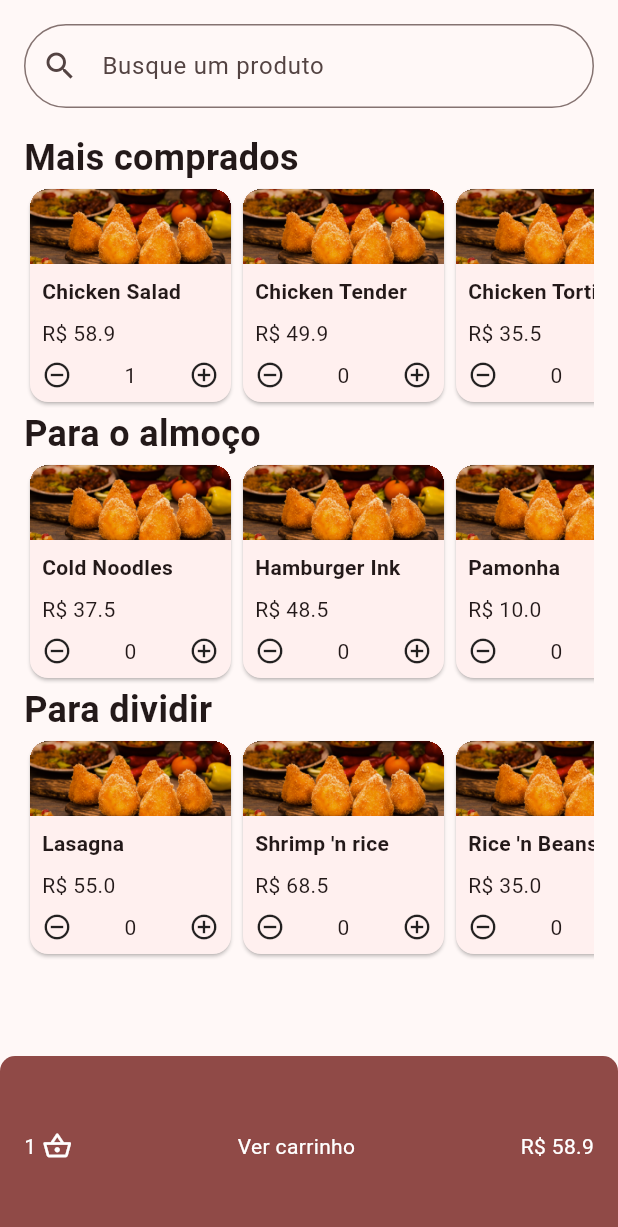
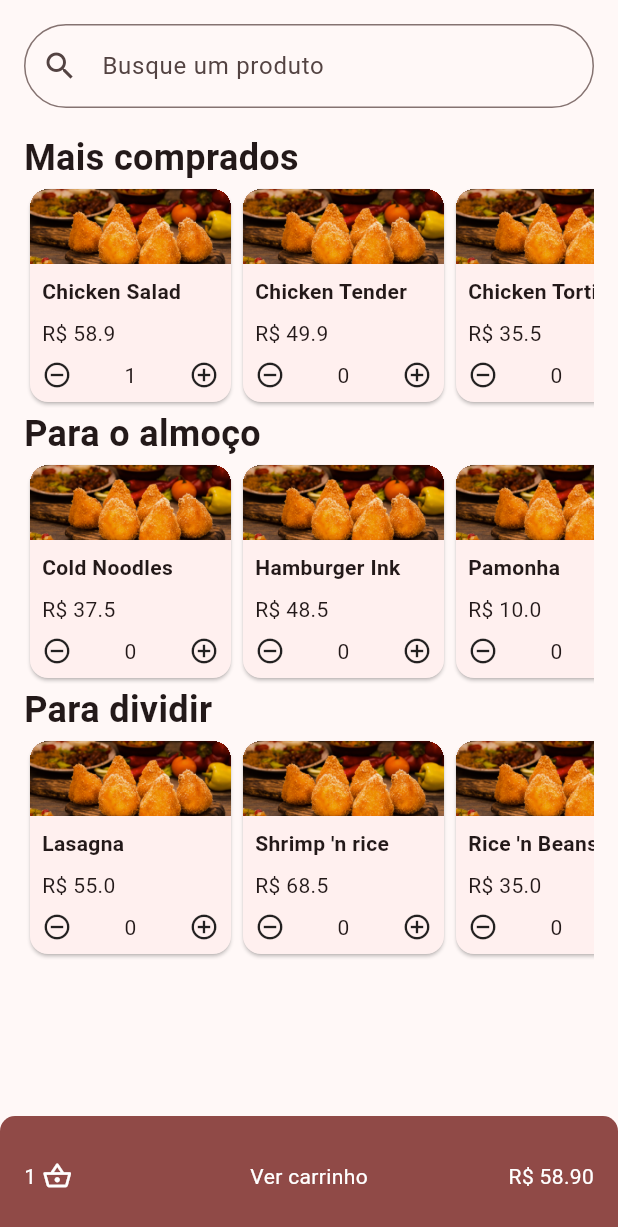
Before and after one commit to ikyrie/dev_panucci_delivery, a Flutter app: the screen it shows after launch, after a tap on the "add circle outline" icon, on a phone screen of 412 x 824 dp. Shown: the top 1227 px of the screen. Run offline on Flutter 3.47's test engine with Material 2 defaults, Android fonts, the phone set to English and light mode, and no system bars; our stand-ins replace flutter_mobx, mobx; generated files the repository leaves out were written again.

Commit message:
Mais refatoração na home

```diff
--- a/lib/screens/home.dart
+++ b/lib/screens/home.dart
@@ -42,16 +42,17 @@ class Home extends StatelessWidget {
                 alignment: Alignment.bottomCenter,
                 child: Container(
                     width: double.infinity,
-                    height: 120,
+                    height: 80,
                     padding: const EdgeInsets.all(16),
                     decoration: BoxDecoration(
                         color: Theme.of(context).colorScheme.surfaceTint,
                         borderRadius:
                             BorderRadius.vertical(top: Radius.circular(10))),
+                    child: Stack(
+                        children: [
+                          Align(
+                            alignment: Alignment.centerLeft,
                             child: Row(
-                        mainAxisAlignment: MainAxisAlignment.spaceBetween,
-                        children: [
-                          Row(
                               children: [
                                 Padding(
                                   padding: const EdgeInsets.only(right: 4.0),
@@ -71,17 +72,24 @@ class Home extends StatelessWidget {
                                 )
                               ],
                             ),
-                          Text(
+                          ),
+                          Align(
+                            alignment: Alignment.center,
+                            child: Text(
                               "Ver carrinho",
                               style: TextStyle(
                                   color:
                                       Theme.of(context).colorScheme.onPrimary),
                             ),
-                          Text(
-                            "R\$ ${carrinhoStore.totalCost}",
+                          ),
+                          Align(
+                            alignment: Alignment.centerRight,
+                            child: Text(
+                              "R\$ ${carrinhoStore.totalCost.toStringAsFixed(2)}",
                               style: TextStyle(
                                   color:
                                       Theme.of(context).colorScheme.onPrimary),
+                            ),
                           ),
                         ])),
               ),
```
Lines whose indentation alone changed are shown as unchanged.
